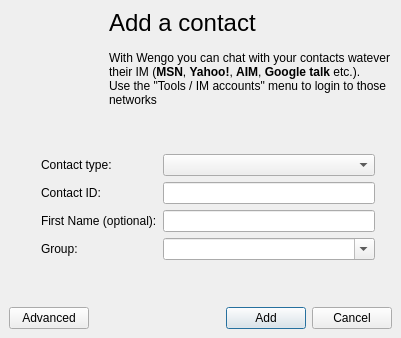
Above: wengophone/src/presentation/qt/imcontact/SimpleAddIMContact.ui from tkrotoff/WengoPhone before the change. Below: the same form after it.
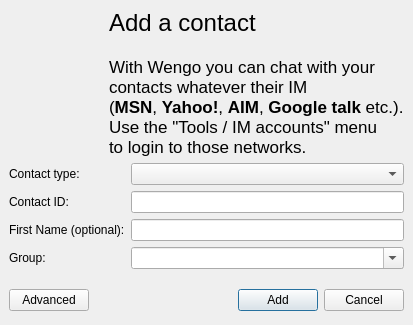
That is the form after the change. Icons and pictures are not drawn.

Commit message: UI fixes for MacOS X. Still needs work

Diff of the .ui file:
```diff
--- a/wengophone/src/presentation/qt/imcontact/SimpleAddIMContact.ui
+++ b/wengophone/src/presentation/qt/imcontact/SimpleAddIMContact.ui
@@ -8,8 +8,8 @@
    <rect>
     <x>0</x>
     <y>0</y>
-    <width>401</width>
-    <height>338</height>
+    <width>405</width>
+    <height>325</height>
    </rect>
   </property>
   <property name="windowTitle" >
@@ -20,37 +20,47 @@
     <number>9</number>
    </property>
    <property name="spacing" >
-    <number>12</number>
+    <number>6</number>
    </property>
-   <item row="4" column="0" colspan="3" >
-    <layout class="QHBoxLayout" >
+   <item row="3" column="0" >
+    <layout class="QGridLayout" >
      <property name="margin" >
       <number>0</number>
      </property>
      <property name="spacing" >
       <number>6</number>
      </property>
-     <item>
+     <item row="0" column="3" >
+      <widget class="QPushButton" name="cancelButton" >
+       <property name="text" >
+        <string>Cancel</string>
+       </property>
+       <property name="icon" >
+        <iconset resource="../wengophone.qrc" >:/pics/delete.png</iconset>
+       </property>
+      </widget>
+     </item>
+     <item row="0" column="0" >
       <widget class="QPushButton" name="advancedConfigPushButton" >
        <property name="text" >
         <string>Advanced</string>
        </property>
       </widget>
      </item>
-     <item>
+     <item row="0" column="1" >
       <spacer>
        <property name="orientation" >
         <enum>Qt::Horizontal</enum>
        </property>
        <property name="sizeHint" >
         <size>
-         <width>40</width>
-         <height>20</height>
+         <width>100</width>
+         <height>32</height>
         </size>
        </property>
       </spacer>
      </item>
-     <item>
+     <item row="0" column="2" >
       <widget class="QPushButton" name="okButton" >
        <property name="text" >
         <string>Add</string>
@@ -63,45 +73,102 @@
        </property>
       </widget>
      </item>
-     <item>
-      <widget class="QPushButton" name="cancelButton" >
-       <property name="text" >
-        <string>Cancel</string>
-       </property>
-       <property name="icon" >
-        <iconset resource="../wengophone.qrc" >:/pics/delete.png</iconset>
-       </property>
-      </widget>
-     </item>
     </layout>
    </item>
-   <item row="2" column="0" >
-    <spacer>
-     <property name="orientation" >
-      <enum>Qt::Horizontal</enum>
+   <item row="1" column="0" >
+    <layout class="QGridLayout" >
+     <property name="margin" >
+      <number>0</number>
      </property>
-     <property name="sizeHint" >
+     <property name="spacing" >
+      <number>6</number>
+     </property>
+     <item row="1" column="1" >
+      <widget class="QLineEdit" name="contactIdLineEdit" >
+       <property name="minimumSize" >
       <size>
-       <width>40</width>
-       <height>20</height>
-      </size>
-     </property>
-    </spacer>
+         <width>212</width>
+         <height>0</height>
+        </size>
+       </property>
+      </widget>
+     </item>
+     <item row="3" column="0" >
+      <widget class="QLabel" name="label_3" >
+       <property name="text" >
+        <string>Group:</string>
+       </property>
+       <property name="textFormat" >
+        <enum>Qt::PlainText</enum>
+       </property>
+      </widget>
+     </item>
+     <item row="2" column="1" >
+      <widget class="QLineEdit" name="nameLineEdit" >
+       <property name="minimumSize" >
+        <size>
+         <width>212</width>
+         <height>0</height>
+        </size>
+       </property>
+      </widget>
    </item>
    <item row="3" column="1" >
-    <spacer>
-     <property name="orientation" >
-      <enum>Qt::Vertical</enum>
-     </property>
-     <property name="sizeHint" >
+      <widget class="QComboBox" name="groupComboBox" >
+       <property name="minimumSize" >
+        <size>
+         <width>212</width>
+         <height>0</height>
+        </size>
+       </property>
+       <property name="editable" >
+        <bool>true</bool>
+       </property>
+      </widget>
+     </item>
+     <item row="0" column="1" >
+      <widget class="QComboBox" name="contactTypeComboBox" >
+       <property name="minimumSize" >
       <size>
-       <width>20</width>
-       <height>40</height>
-      </size>
-     </property>
-    </spacer>
-   </item>
-   <item row="0" column="0" colspan="3" >
+         <width>212</width>
+         <height>0</height>
+        </size>
+       </property>
+      </widget>
+     </item>
+     <item row="0" column="0" >
+      <widget class="QLabel" name="label" >
+       <property name="text" >
+        <string>Contact type:</string>
+       </property>
+       <property name="textFormat" >
+        <enum>Qt::PlainText</enum>
+       </property>
+      </widget>
+     </item>
+     <item row="2" column="0" >
+      <widget class="QLabel" name="label_4" >
+       <property name="text" >
+        <string>First Name (optional):</string>
+       </property>
+       <property name="textFormat" >
+        <enum>Qt::PlainText</enum>
+       </property>
+      </widget>
+     </item>
+     <item row="1" column="0" >
+      <widget class="QLabel" name="label_2" >
+       <property name="text" >
+        <string>Contact ID:</string>
+       </property>
+       <property name="textFormat" >
+        <enum>Qt::PlainText</enum>
+       </property>
+      </widget>
+     </item>
+    </layout>
+   </item>
+   <item row="0" column="0" >
     <widget class="QLabel" name="accountLabel" >
      <property name="palette" >
       <palette>
@@ -369,120 +436,14 @@
       </palette>
      </property>
      <property name="text" >
-      <string>&lt;span style="font-size:18pt;">Add a contact&lt;/span>&lt;br>&lt;br>&lt;span>With Wengo you can chat with your contacts watever&lt;br>their IM (&lt;b>MSN&lt;/b>, &lt;b>Yahoo!&lt;/b>, &lt;b>AIM&lt;/b>, &lt;b>Google talk&lt;/b> etc.).&lt;br>Use the "Tools / IM accounts" menu to login to those&lt;br>networks&lt;/span></string>
+      <string>&lt;html>&lt;head>&lt;meta name="qrichtext" content="1" />&lt;/head>&lt;body style=" white-space: pre-wrap; font-family:Lucida Grande; font-size:13pt; font-weight:400; font-style:normal; text-decoration:none;">&lt;p style=" margin-top:0px; margin-bottom:0px; margin-left:0px; margin-right:0px; -qt-block-indent:0; text-indent:0px;">&lt;span style=" font-size:18pt;">Add a contact&lt;/span>&lt;br />&lt;br />With Wengo you can chat with your&lt;/p>&lt;p style=" margin-top:0px; margin-bottom:0px; margin-left:0px; margin-right:0px; -qt-block-indent:0; text-indent:0px;">contacts whatever their IM&lt;br />(&lt;span style=" font-weight:600;">MSN&lt;/span>, &lt;span style=" font-weight:600;">Yahoo!&lt;/span>, &lt;span style=" font-weight:600;">AIM&lt;/span>, &lt;span style=" font-weight:600;">Google talk&lt;/span> etc.).&lt;br />Use the "Tools / IM accounts" menu &lt;/p>&lt;p style=" margin-top:0px; margin-bottom:0px; margin-left:0px; margin-right:0px; -qt-block-indent:0; text-indent:0px;">to login to those networks.&lt;/p>&lt;/body>&lt;/html></string>
      </property>
      <property name="indent" >
       <number>100</number>
      </property>
     </widget>
    </item>
-   <item row="2" column="2" >
-    <spacer>
-     <property name="orientation" >
-      <enum>Qt::Horizontal</enum>
-     </property>
-     <property name="sizeHint" >
-      <size>
-       <width>40</width>
-       <height>20</height>
-      </size>
-     </property>
-    </spacer>
-   </item>
-   <item row="2" column="1" >
-    <layout class="QGridLayout" >
-     <property name="margin" >
-      <number>0</number>
-     </property>
-     <property name="spacing" >
-      <number>6</number>
-     </property>
-     <item row="1" column="1" >
-      <widget class="QLineEdit" name="contactIdLineEdit" >
-       <property name="minimumSize" >
-        <size>
-         <width>212</width>
-         <height>0</height>
-        </size>
-       </property>
-      </widget>
-     </item>
-     <item row="3" column="0" >
-      <widget class="QLabel" name="label_3" >
-       <property name="text" >
-        <string>Group:</string>
-       </property>
-       <property name="textFormat" >
-        <enum>Qt::PlainText</enum>
-       </property>
-      </widget>
-     </item>
-     <item row="2" column="1" >
-      <widget class="QLineEdit" name="nameLineEdit" >
-       <property name="minimumSize" >
-        <size>
-         <width>212</width>
-         <height>0</height>
-        </size>
-       </property>
-      </widget>
-     </item>
-     <item row="3" column="1" >
-      <widget class="QComboBox" name="groupComboBox" >
-       <property name="minimumSize" >
-        <size>
-         <width>212</width>
-         <height>0</height>
-        </size>
-       </property>
-       <property name="editable" >
-        <bool>true</bool>
-       </property>
-      </widget>
-     </item>
-     <item row="0" column="1" >
-      <widget class="QComboBox" name="contactTypeComboBox" >
-       <property name="minimumSize" >
-        <size>
-         <width>212</width>
-         <height>0</height>
-        </size>
-       </property>
-      </widget>
-     </item>
-     <item row="0" column="0" >
-      <widget class="QLabel" name="label" >
-       <property name="text" >
-        <string>Contact type:</string>
-       </property>
-       <property name="textFormat" >
-        <enum>Qt::PlainText</enum>
-       </property>
-      </widget>
-     </item>
      <item row="2" column="0" >
-      <widget class="QLabel" name="label_4" >
-       <property name="text" >
-        <string>First Name (optional):</string>
-       </property>
-       <property name="textFormat" >
-        <enum>Qt::PlainText</enum>
-       </property>
-      </widget>
-     </item>
-     <item row="1" column="0" >
-      <widget class="QLabel" name="label_2" >
-       <property name="text" >
-        <string>Contact ID:</string>
-       </property>
-       <property name="textFormat" >
-        <enum>Qt::PlainText</enum>
-       </property>
-      </widget>
-     </item>
-    </layout>
-   </item>
-   <item row="1" column="0" >
     <spacer>
      <property name="orientation" >
       <enum>Qt::Vertical</enum>
@@ -490,7 +451,7 @@
      <property name="sizeHint" >
       <size>
        <width>20</width>
-       <height>40</height>
+       <height>16</height>
       </size>
      </property>
     </spacer>
```
Lines whose indentation alone changed are shown as unchanged. The commit also changes 3 other files.
